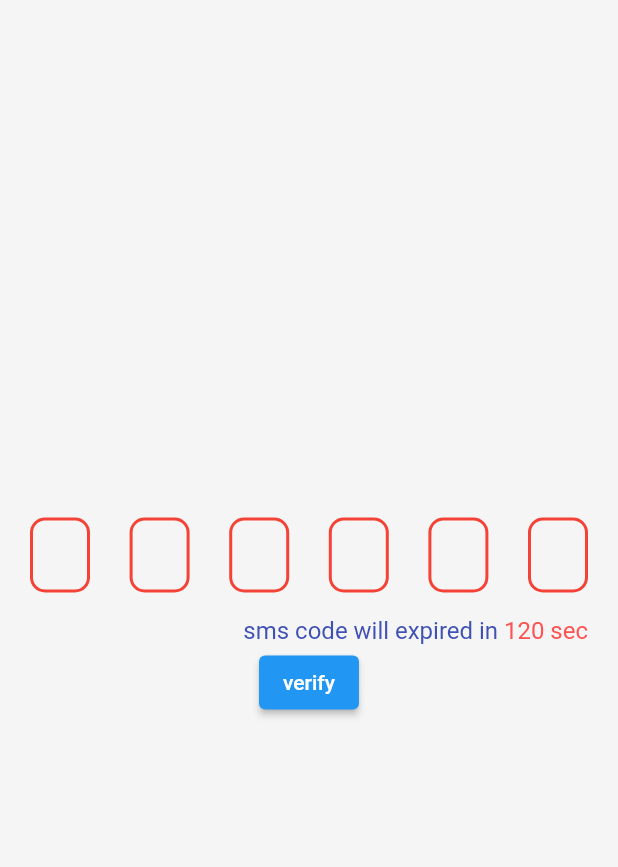
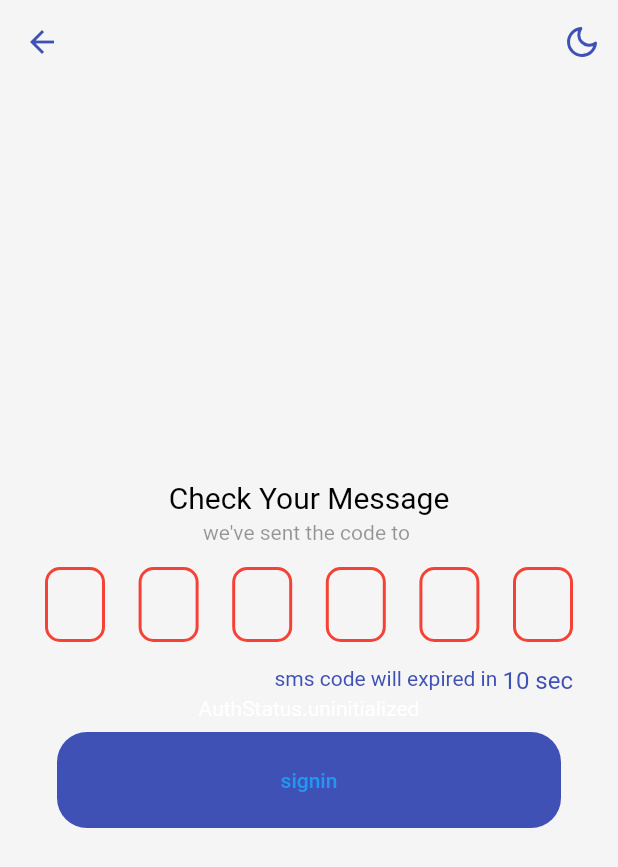
Before and after one commit to anonymousdomain/equb, a Flutter app: the OtpField screen opened directly, on a phone screen of 412 x 824 dp. Shown: the top 867 px of the screen. Run offline on Flutter 3.47's test engine with Material 2 defaults, Android fonts, the phone set to English and light mode, and no system bars; drawn by our look-alikes of pin_code_fields; our stand-ins replace country_code_picker, firebase_auth, firebase_core, flutter_feather_icons, flutter_svg, google_fonts; missing offline and left inert: firebase_app_check; accounts and stored records are empty.

Commit message:
bug autoretrival could'nt update

```diff
--- a/lib/helper/switch_handler.dart
+++ b/lib/helper/switch_handler.dart
@@ -23,7 +23,7 @@ class SwitchHndler extends StatelessWidget {
       case AuthStatus.verificationFailed:
         return OtpField();
       case AuthStatus.codeAutoRetievalTimeout:
-        return Text('jke');
+        return OtpField();
     }
   }
 }
--- a/lib/provider/auth_state.dart
+++ b/lib/provider/auth_state.dart
@@ -20,15 +20,16 @@ class AuthState with ChangeNotifier {
 
   User? get user => _user;
   String _verificationId = '';
-  int _countdown = 120;
+  int _countdown = 10;
   String _errorMessage = '';
   String get errorMessage => _errorMessage;
   AuthStatus get status => _status;
   String get verificationId => _verificationId;
   int get countdown => _countdown;
-
+  String _phoneNumber = '';
+  String get phoneNumber => _phoneNumber;
   Future<void> verifyPhoneNumber(String phoneNumber) async {
-    log('from auth state $phoneNumber');
+    setPhoneNumber(phoneNumber);
     try {
       Future<void> verificationCompleted(
           PhoneAuthCredential phoneAuthCredential) async {
@@ -56,7 +57,7 @@ class AuthState with ChangeNotifier {
 
       await _auth.verifyPhoneNumber(
           phoneNumber: phoneNumber,
-          timeout: const Duration(seconds: 120),
+          timeout: const Duration(seconds: 10),
           verificationCompleted: verificationCompleted,
           verificationFailed: phoneVerificationFaild,
           codeSent: codeSent,
@@ -98,14 +99,15 @@ class AuthState with ChangeNotifier {
   }
 
   void setStatus(AuthStatus status) {
-    Future.delayed(Duration(
-      seconds: 1
-    ),(){
-    _status = status;
+    Future.delayed(Duration(seconds: 1), () {
+      _status = status;
     });
 
+    // notifyListeners();
+  }
 
-    // notifyListeners();
+  void setPhoneNumber(String phoneNumber) {
+    _phoneNumber = phoneNumber;
   }
 
   void setErrorMessage(String errorMessage) {
--- a/lib/widget/login_screen.dart
+++ b/lib/widget/login_screen.dart
@@ -48,13 +48,14 @@ class LoginScreenState extends State<LoginScreen> {
         )));
       }
     } else {
-      if (_phoneNumberController.text.trim().isNotEmpty && _phoneNumberController.text.trim().length != 9) {
+      if (_phoneNumberController.text.trim().isNotEmpty &&
+          _phoneNumberController.text.trim().length != 9) {
         ScaffoldMessenger.of(context).showSnackBar(SnackBar(
-          backgroundColor: Theme.of(context).scaffoldBackgroundColor,
+            backgroundColor: Theme.of(context).scaffoldBackgroundColor,
             content: CustomSnackBar(
-          message: 'Invalid Phone Number Format',
-          isSuccess: false,
-        )));
+              message: 'Invalid Phone Number Format',
+              isSuccess: false,
+            )));
       }
       if (_phoneNumberController.text.trim().isEmpty) {
         ScaffoldMessenger.of(context).showSnackBar(SnackBar(
@@ -169,13 +170,10 @@ class LoginScreenState extends State<LoginScreen> {
                       if (value!.isEmpty) {
                         return '';
                       }
-                      if (value.length != 9) {
+                      if (value.isNotEmpty && value.length != 9) {
                         return '';
                       }
                       if (provider.status == AuthStatus.verificationFailed) {
-                        // String code =
-                        //     Provider.of<AuthState>(context, listen: false)
-                        //         .errorMessage;
                         return '';
                       }
                       return null;
--- a/lib/widget/otp_field.dart
+++ b/lib/widget/otp_field.dart
@@ -1,6 +1,8 @@
 import 'package:equb/provider/auth_state.dart';
 import 'package:equb/utils/theme.dart';
+import 'package:equb/widget/custom_button.dart';
 import 'package:flutter/material.dart';
+import 'package:flutter_feather_icons/flutter_feather_icons.dart';
 import 'package:pin_code_fields/pin_code_fields.dart';
 import 'package:provider/provider.dart';
 
@@ -24,16 +26,75 @@ class _OtpFieldState extends State<OtpField> {
     }
   }
 
+  void resend() async {
+    AuthState provider = Provider.of<AuthState>(context);
+    await Provider.of<AuthState>(context)
+        .verifyPhoneNumber(provider.phoneNumber);
+  }
+
   @override
   Widget build(BuildContext context) {
+    // AuthState provider = Provider.of<AuthState>(context, listen: false);
     return Scaffold(
+      appBar: AppBar(
+        elevation: 0,
+        backgroundColor: Theme.of(context).scaffoldBackgroundColor,
+        actions: [
+          IconButton(
+              onPressed: (() {
+                currentTheme.toggleTheme();
+              }),
+              icon: Icon(FeatherIcons.moon))
+        ],
+      ),
       body: Center(
-        child: SingleChildScrollView(
-          padding: EdgeInsets.all(20),
+        child: Consumer<AuthState>(builder: (context, auth, child) {
+          return SingleChildScrollView(
+            padding: EdgeInsets.all(30),
             child: Form(
               key: _formKey,
               child: Column(
                 children: [
+                  Text(
+                    textAlign: TextAlign.center,
+                    'Check Your Message',
+                    style: TextStyle(
+                        fontSize: 20,
+                        color: Theme.of(context).textTheme.bodyText1!.color),
+                  ),
+                  SizedBox(
+                    height: 4,
+                  ),
+                  Row(
+                    crossAxisAlignment: CrossAxisAlignment.center,
+                    mainAxisAlignment: MainAxisAlignment.center,
+                    mainAxisSize: MainAxisSize.max,
+                    children: [
+                      Text(
+                        "we've sent the code to ",
+                        style: TextStyle(
+                          color: Theme.of(context)
+                              .textTheme
+                              .headline1!
+                              .color
+                              ?.withOpacity(0.4),
+                        ),
+                      ),
+                      Text(
+                        auth.phoneNumber,
+                        style: TextStyle(
+                          color: Theme.of(context)
+                              .textTheme
+                              .headline1!
+                              .color
+                              ?.withOpacity(0.4),
+                        ),
+                      ),
+                    ],
+                  ),
+                  SizedBox(
+                    height: 15,
+                  ),
                   PinCodeTextField(
                     appContext: context,
                     length: 6,
@@ -51,16 +112,11 @@ class _OtpFieldState extends State<OtpField> {
                         fieldHeight: 50,
                         fieldWidth: 40),
                     validator: (value) {
-                    SnackBar snackBar = SnackBar(
-                        backgroundColor: Theme.of(context).primaryColor,
-                        content: Text(
-                            style: TextStyle(color: Colors.redAccent),
-                            Provider.of<AuthState>(context, listen: false)
-                                .errorMessage));
                       if (value!.isEmpty) {
-                      return ScaffoldMessenger.of(context)
-                          .showSnackBar(snackBar).toString();
-                      // return Provider.of<AuthState>(context,listen: false).errorMessage;
+                        return '';
+                      }
+                      if (value.isNotEmpty && value.length != 9) {
+                        return '';
                       }
                       return null;
                     },
@@ -71,40 +127,33 @@ class _OtpFieldState extends State<OtpField> {
                       SizedBox(
                         height: 20,
                         child: Text('sms code will expired in ',
-                          style: TextStyle(fontSize: 16, color: Colors.indigo)),
+                            style: TextStyle(
+                                color: Theme.of(context).primaryColor)),
                       ),
                       SizedBox(
                         height: 20,
                         child: Text(
-                        Provider.of<AuthState>(context, listen: false)
-                            .countdown
-                            .toString(),
+                          '${auth.countdown} sec',
                           style: TextStyle(
                               fontSize: 16,
-                          color: Colors.redAccent,
-                        ),
-                      ),
-                    ),
-                    SizedBox(
-                      height: 20,
-                      child: Text(
-                        ' sec',
-                        style: TextStyle(
-                          fontSize: 16,
-                          color: Colors.redAccent,
-                        ),
+                              color: Theme.of(context).primaryColor),
                         ),
                       ),
                     ],
                   ),
-                ElevatedButton(
-                  onPressed: signIn,
-                  child: Text('verify'),
-                ),
+                  Text(auth.status.toString()),
+                  auth.status == AuthStatus.codeAutoRetievalTimeout
+                      ? CustomButton(title: 'resend', onTap: resend)
+                      : CustomButton(title: 'signin', onTap: signIn)
+                  // ElevatedButton(
+                  //   onPressed: signIn,
+                  //   child: Text('verify'),
+                  // ),
                 ],
               ),
             ),
-        ),
+          );
+        }),
       ),
     );
   }
```
Lines whose indentation alone changed are shown as unchanged.
